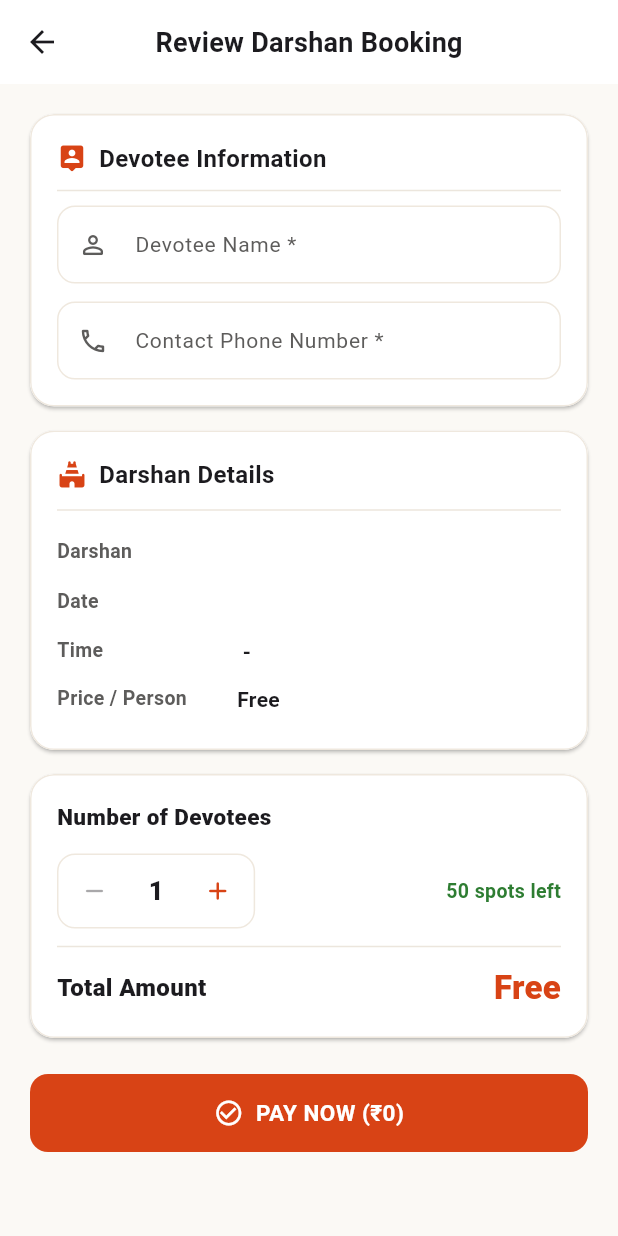
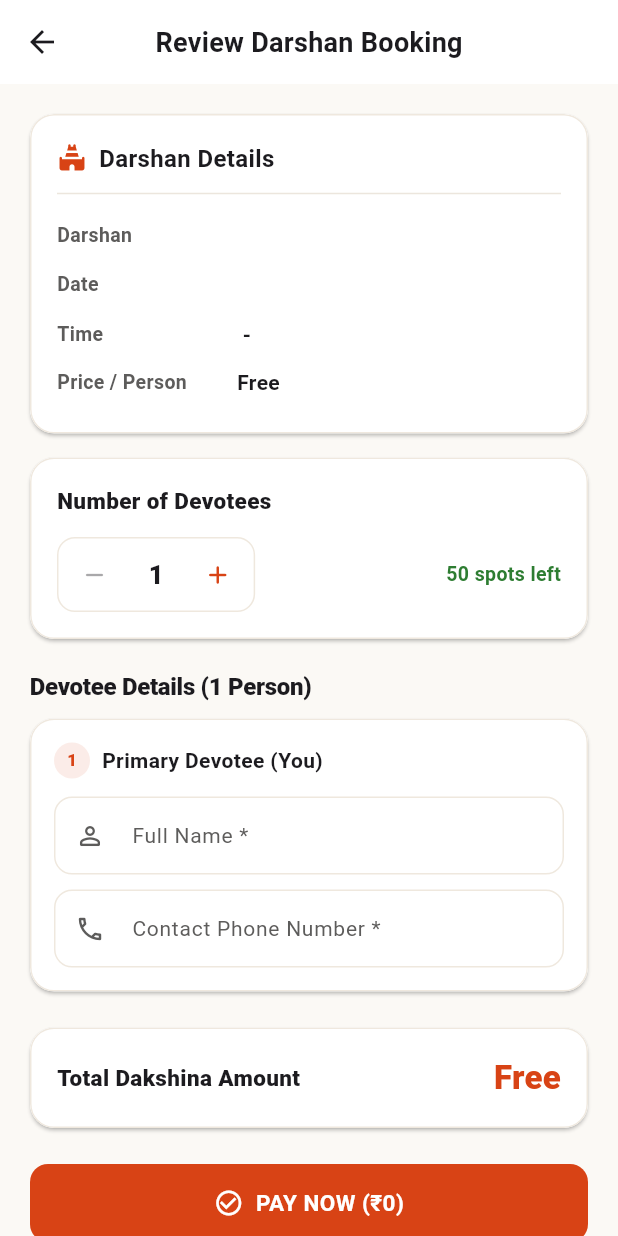
Before and after one commit to sadhvik02/Temple-darshan, a Flutter app: the _DarshanReviewScreen screen opened directly with empty values, on a phone screen of 412 x 824 dp. Run offline on Flutter 3.47's test engine with Material 3 defaults, Android fonts, the phone set to English and light mode, and no system bars; our stand-ins replace cloud_firestore, cloud_functions, firebase_auth, firebase_core; missing offline and left inert: razorpay_flutter; accounts and stored records are empty.

```diff
--- a/mobile_app/lib/main.dart
+++ b/mobile_app/lib/main.dart
@@ -24,7 +24,7 @@ class TempleApp extends StatelessWidget {
         ChangeNotifierProvider(create: (_) => AuthProvider()),
       ],
       child: MaterialApp(
-        title: 'Temple Darshan',
+        title: 'Sri Kedareshwara Ashramam',
         debugShowCheckedModeBanner: false,
         theme: AppTheme.lightTheme,
         home: const RootWrapper(),
--- a/mobile_app/lib/scratch_icons.dart
+++ /dev/null
@@ -1,5 +0,0 @@
-import 'package:flutter/material.dart';
-
-void main() {
-  print("Running...");
-}
--- a/mobile_app/lib/screens/auth/login_screen.dart
+++ b/mobile_app/lib/screens/auth/login_screen.dart
@@ -163,10 +163,10 @@ class _LoginScreenState extends State<LoginScreen> {
                   ),
                   const SizedBox(height: 16),
                   const Text(
-                    'Temple Darshan',
+                    'Sri Kedareshwara Ashramam',
                     textAlign: TextAlign.center,
                     style: TextStyle(
-                      fontSize: 26,
+                      fontSize: 24,
                       fontWeight: FontWeight.w800,
                       color: AppColors.primary,
                       letterSpacing: -0.5,
--- a/mobile_app/lib/screens/main/darshan_screen.dart
+++ b/mobile_app/lib/screens/main/darshan_screen.dart
@@ -301,7 +301,22 @@ class _DarshanSlotsSection extends StatelessWidget {
   }
 }
 
-/// Darshan Review Screen — shows darshan + slot details, quantity selection,
+class _DarshanDevoteeEntry {
+  final TextEditingController nameController;
+  final TextEditingController phoneController;
+
+  _DarshanDevoteeEntry({
+    required this.nameController,
+    required this.phoneController,
+  });
+
+  void dispose() {
+    nameController.dispose();
+    phoneController.dispose();
+  }
+}
+
+/// Darshan Review Screen — shows darshan + slot details, dynamic multi-devotee selection,
 /// and securely processes Darshan payment through PaymentService.
 class _DarshanReviewScreen extends StatefulWidget {
   final DarshanModel darshan;
@@ -316,28 +331,58 @@ class _DarshanReviewScreen extends StatefulWidget {
 class _DarshanReviewScreenState extends State<_DarshanReviewScreen> {
   int _quantity = 1;
   bool _isLoading = false;
+  final List<_DarshanDevoteeEntry> _devotees = [];
+  bool _isInitialized = false;
   final ValueNotifier<PaymentUIState> _paymentStateNotifier = ValueNotifier(PaymentUIState.idle);
-  final TextEditingController _nameController = TextEditingController();
-  final TextEditingController _phoneController = TextEditingController();
 
   @override
-  void initState() {
-    super.initState();
-    WidgetsBinding.instance.addPostFrameCallback((_) {
+  void didChangeDependencies() {
+    super.didChangeDependencies();
+    if (!_isInitialized) {
       final user = context.read<AuthProvider>().userModel;
-      if (user != null) {
-        _nameController.text = user.name;
-        _phoneController.text = user.phone;
+      _devotees.add(
+        _DarshanDevoteeEntry(
+          nameController: TextEditingController(text: user?.name ?? ''),
+          phoneController: TextEditingController(text: user?.phone ?? ''),
+        ),
+      );
+      _isInitialized = true;
     }
-    });
   }
 
   @override
   void dispose() {
-    _nameController.dispose();
-    _phoneController.dispose();
+    for (final d in _devotees) {
+      d.dispose();
+    }
     _paymentStateNotifier.dispose();
     super.dispose();
+  }
+
+  void _updateQuantity(int newQty) {
+    if (newQty < 1) return;
+    final available = widget.slot.available > 0 ? widget.slot.available : 50;
+    final maxAllowed = available > 10 ? 10 : available;
+    if (newQty > maxAllowed) return;
+
+    setState(() {
+      if (newQty > _quantity) {
+        for (int i = _quantity; i < newQty; i++) {
+          _devotees.add(
+            _DarshanDevoteeEntry(
+              nameController: TextEditingController(),
+              phoneController: TextEditingController(),
+            ),
+          );
+        }
+      } else if (newQty < _quantity) {
+        for (int i = _quantity - 1; i >= newQty; i--) {
+          _devotees[i].dispose();
+          _devotees.removeAt(i);
+        }
+      }
+      _quantity = newQty;
+    });
   }
 
   Future<void> _submitBooking() async {
@@ -351,21 +396,45 @@ class _DarshanReviewScreenState extends State<_DarshanReviewScreen> {
       return;
     }
 
-    final name = _nameController.text.trim();
-    final phone = _phoneController.text.trim();
+    // Validate Devotee Inputs
+    for (int i = 0; i < _devotees.length; i++) {
+      final name = _devotees[i].nameController.text.trim();
+      final phone = _devotees[i].phoneController.text.trim();
 
-    if (name.isEmpty || phone.isEmpty) {
+      if (name.isEmpty) {
         ScaffoldMessenger.of(context).showSnackBar(
-        const SnackBar(
-          content: Text('Please enter devotee name and phone number.'),
+          SnackBar(
+            content: Text('Please enter the name for Devotee ${i + 1}.'),
             backgroundColor: AppColors.statusCancelled,
           ),
         );
         return;
       }
 
+      if (i == 0 && phone.isEmpty) {
+        ScaffoldMessenger.of(context).showSnackBar(
+          const SnackBar(
+            content: Text('Please enter a valid contact phone number for Primary Devotee.'),
+            backgroundColor: AppColors.statusCancelled,
+          ),
+        );
+        return;
+      }
+    }
+
     setState(() => _isLoading = true);
+
+    final List<Map<String, String>> devoteeList = _devotees.map((entry) {
+      return {
+        'name': entry.nameController.text.trim(),
+        'phone': entry.phoneController.text.trim(),
+      };
+    }).toList();
+
+    final primaryName = _devotees.first.nameController.text.trim();
+    final primaryPhone = _devotees.first.phoneController.text.trim();
     final expectedTotal = widget.darshan.price * _quantity;
+
     PaymentProcessingDialog.show(context, stateNotifier: _paymentStateNotifier);
 
     try {
@@ -377,12 +446,13 @@ class _DarshanReviewScreenState extends State<_DarshanReviewScreen> {
         timeRange: widget.slot.timeRange,
         quantity: _quantity,
         expectedTotal: expectedTotal,
-        devoteeName: name,
-        devoteePhone: phone,
+        devoteeDetails: devoteeList,
+        devoteeName: primaryName,
+        devoteePhone: primaryPhone,
         devoteeEmail: user.email,
         onStateChange: (state) {
           _paymentStateNotifier.value = state;
-        }
+        },
       );
 
       if (!mounted) return;
@@ -422,7 +492,9 @@ class _DarshanReviewScreenState extends State<_DarshanReviewScreen> {
           context,
           MaterialPageRoute(
             builder: (_) => PaymentFailureScreen(
-              type: result.isVerificationFailed ? FailureType.verificationFailed : (result.isNetworkError ? FailureType.networkError : FailureType.failed),
+              type: result.isVerificationFailed
+                  ? FailureType.verificationFailed
+                  : (result.isNetworkError ? FailureType.networkError : FailureType.failed),
               title: widget.darshan.name,
               message: result.message,
               paymentId: result.paymentId,
@@ -462,56 +534,7 @@ class _DarshanReviewScreenState extends State<_DarshanReviewScreen> {
         child: Column(
           crossAxisAlignment: CrossAxisAlignment.stretch,
           children: [
-            // Devotee Info Form
-            Card(
-              elevation: 1,
-              shape: RoundedRectangleBorder(
-                borderRadius: BorderRadius.circular(16),
-                side: const BorderSide(color: AppColors.cardBorder),
-              ),
-              child: Padding(
-                padding: const EdgeInsets.all(18),
-                child: Column(
-                  crossAxisAlignment: CrossAxisAlignment.start,
-                  children: [
-                    const Row(
-                      children: [
-                        Icon(Icons.person_pin_rounded, color: AppColors.primary, size: 20),
-                        SizedBox(width: 8),
-                        Text('Devotee Information',
-                            style: TextStyle(fontSize: 16, fontWeight: FontWeight.w700)),
-                      ],
-                    ),
-                    const Divider(height: 20),
-                    TextField(
-                      controller: _nameController,
-                      decoration: InputDecoration(
-                        labelText: 'Devotee Name *',
-                        hintText: 'Enter full name',
-                        isDense: true,
-                        prefixIcon: const Icon(Icons.person_outline_rounded, size: 20),
-                        border: OutlineInputBorder(borderRadius: BorderRadius.circular(12)),
-                      ),
-                    ),
-                    const SizedBox(height: 12),
-                    TextField(
-                      controller: _phoneController,
-                      keyboardType: TextInputType.phone,
-                      decoration: InputDecoration(
-                        labelText: 'Contact Phone Number *',
-                        hintText: 'Enter 10-digit mobile number',
-                        isDense: true,
-                        prefixIcon: const Icon(Icons.phone_outlined, size: 20),
-                        border: OutlineInputBorder(borderRadius: BorderRadius.circular(12)),
-                      ),
-                    ),
-                  ],
-                ),
-              ),
-            ),
-            const SizedBox(height: 16),
-
-            // Darshan & Slot details
+            // 1. Darshan & Slot Details Card
             Card(
               elevation: 1,
               shape: RoundedRectangleBorder(
@@ -527,8 +550,10 @@ class _DarshanReviewScreenState extends State<_DarshanReviewScreen> {
                       children: [
                         Icon(Icons.temple_hindu_rounded, color: AppColors.primary, size: 20),
                         SizedBox(width: 8),
-                        Text('Darshan Details',
-                            style: TextStyle(fontSize: 16, fontWeight: FontWeight.w700)),
+                        Text(
+                          'Darshan Details',
+                          style: TextStyle(fontSize: 16, fontWeight: FontWeight.w700),
+                        ),
                       ],
                     ),
                     const Divider(height: 24),
@@ -542,7 +567,7 @@ class _DarshanReviewScreenState extends State<_DarshanReviewScreen> {
             ),
             const SizedBox(height: 16),
 
-            // Quantity selector
+            // 2. Number of Devotees Counter Card
             Card(
               elevation: 1,
               shape: RoundedRectangleBorder(
@@ -554,8 +579,10 @@ class _DarshanReviewScreenState extends State<_DarshanReviewScreen> {
                 child: Column(
                   crossAxisAlignment: CrossAxisAlignment.start,
                   children: [
-                    const Text('Number of Devotees',
-                        style: TextStyle(fontSize: 15, fontWeight: FontWeight.w800)),
+                    const Text(
+                      'Number of Devotees',
+                      style: TextStyle(fontSize: 15, fontWeight: FontWeight.w800),
+                    ),
                     const SizedBox(height: 14),
                     Row(
                       children: [
@@ -569,37 +596,31 @@ class _DarshanReviewScreenState extends State<_DarshanReviewScreen> {
                               IconButton(
                                 icon: const Icon(Icons.remove_rounded, size: 20),
                                 color: _quantity > 1 ? AppColors.primary : AppColors.textTertiary,
-                                onPressed: _quantity > 1 ? () => setState(() => _quantity--) : null,
+                                onPressed: _quantity > 1 ? () => _updateQuantity(_quantity - 1) : null,
                               ),
                               Padding(
                                 padding: const EdgeInsets.symmetric(horizontal: 12),
-                                child: Text('$_quantity',
-                                    style: const TextStyle(fontSize: 17, fontWeight: FontWeight.w800)),
+                                child: Text(
+                                  '$_quantity',
+                                  style: const TextStyle(fontSize: 17, fontWeight: FontWeight.w800),
+                                ),
                               ),
                               IconButton(
                                 icon: const Icon(Icons.add_rounded, size: 20),
                                 color: _quantity < maxAllowed ? AppColors.primary : AppColors.textTertiary,
-                                onPressed: _quantity < maxAllowed ? () => setState(() => _quantity++) : null,
+                                onPressed: _quantity < maxAllowed ? () => _updateQuantity(_quantity + 1) : null,
                               ),
                             ],
                           ),
                         ),
                         const Spacer(),
-                        Text('$available spots left',
+                        Text(
+                          '$available spots left',
                           style: const TextStyle(
-                                color: AppColors.statusConfirmed, fontWeight: FontWeight.w600, fontSize: 13)),
-                      ],
+                            color: AppColors.statusConfirmed,
+                            fontWeight: FontWeight.w600,
+                            fontSize: 13,
                           ),
-                    const Divider(height: 24),
-                    Row(
-                      mainAxisAlignment: MainAxisAlignment.spaceBetween,
-                      children: [
-                        const Text('Total Amount',
-                            style: TextStyle(fontSize: 16, fontWeight: FontWeight.w800)),
-                        Text(
-                          totalAmount > 0 ? '₹$totalAmount' : 'Free',
-                          style: const TextStyle(
-                              fontSize: 22, fontWeight: FontWeight.w900, color: AppColors.primary),
                         ),
                       ],
                     ),
@@ -607,8 +628,123 @@ class _DarshanReviewScreenState extends State<_DarshanReviewScreen> {
                 ),
               ),
             ),
+            const SizedBox(height: 20),
+
+            // 3. Dynamic Devotee Information Section
+            Text(
+              'Devotee Details ($_quantity ${_quantity == 1 ? 'Person' : 'Persons'})',
+              style: const TextStyle(
+                fontSize: 16,
+                fontWeight: FontWeight.w800,
+                color: AppColors.textPrimary,
+                letterSpacing: -0.2,
+              ),
+            ),
+            const SizedBox(height: 10),
+
+            ..._devotees.asMap().entries.map((entry) {
+              final index = entry.key;
+              final devotee = entry.value;
+
+              return Card(
+                elevation: 1,
+                margin: const EdgeInsets.only(bottom: 12),
+                shape: RoundedRectangleBorder(
+                  borderRadius: BorderRadius.circular(16),
+                  side: const BorderSide(color: AppColors.cardBorder),
+                ),
+                child: Padding(
+                  padding: const EdgeInsets.all(16.0),
+                  child: Column(
+                    crossAxisAlignment: CrossAxisAlignment.start,
+                    children: [
+                      Row(
+                        children: [
+                          CircleAvatar(
+                            radius: 12,
+                            backgroundColor: AppColors.primary.withValues(alpha: 0.1),
+                            child: Text(
+                              '${index + 1}',
+                              style: const TextStyle(
+                                fontSize: 11,
+                                fontWeight: FontWeight.w800,
+                                color: AppColors.primary,
+                              ),
+                            ),
+                          ),
+                          const SizedBox(width: 8),
+                          Text(
+                            index == 0 ? 'Primary Devotee (You)' : 'Devotee ${index + 1}',
+                            style: const TextStyle(
+                              fontSize: 14,
+                              fontWeight: FontWeight.w700,
+                              color: AppColors.textPrimary,
+                            ),
+                          ),
+                        ],
+                      ),
+                      const SizedBox(height: 12),
+                      TextField(
+                        controller: devotee.nameController,
+                        decoration: InputDecoration(
+                          labelText: 'Full Name *',
+                          hintText: 'Enter devotee full name',
+                          isDense: true,
+                          prefixIcon: const Icon(Icons.person_outline_rounded, size: 20),
+                          border: OutlineInputBorder(borderRadius: BorderRadius.circular(12)),
+                        ),
+                      ),
+                      const SizedBox(height: 10),
+                      TextField(
+                        controller: devotee.phoneController,
+                        keyboardType: TextInputType.phone,
+                        decoration: InputDecoration(
+                          labelText: index == 0 ? 'Contact Phone Number *' : 'Phone Number (Optional)',
+                          hintText: 'Enter 10-digit mobile number',
+                          isDense: true,
+                          prefixIcon: const Icon(Icons.phone_outlined, size: 20),
+                          border: OutlineInputBorder(borderRadius: BorderRadius.circular(12)),
+                        ),
+                      ),
+                    ],
+                  ),
+                ),
+              );
+            }),
+
+            const SizedBox(height: 12),
+
+            // 4. Payment Summary Card
+            Card(
+              elevation: 1,
+              shape: RoundedRectangleBorder(
+                borderRadius: BorderRadius.circular(16),
+                side: const BorderSide(color: AppColors.cardBorder),
+              ),
+              child: Padding(
+                padding: const EdgeInsets.all(18),
+                child: Row(
+                  mainAxisAlignment: MainAxisAlignment.spaceBetween,
+                  children: [
+                    const Text(
+                      'Total Dakshina Amount',
+                      style: TextStyle(fontSize: 15, fontWeight: FontWeight.w800),
+                    ),
+                    Text(
+                      totalAmount > 0 ? '₹$totalAmount' : 'Free',
+                      style: const TextStyle(
+                        fontSize: 22,
+                        fontWeight: FontWeight.w900,
+                        color: AppColors.primary,
+                      ),
+                    ),
+                  ],
+                ),
+              ),
+            ),
             const SizedBox(height: 24),
 
+            // 5. Pay Now Button
             CustomButton(
               text: 'PAY NOW (₹$totalAmount)',
               icon: Icons.check_circle_outline,
@@ -630,11 +766,24 @@ class _DarshanReviewScreenState extends State<_DarshanReviewScreen> {
         children: [
           SizedBox(
             width: 120,
-            child: Text(label, style: const TextStyle(fontSize: 13, color: AppColors.textSecondary, fontWeight: FontWeight.w600)),
+            child: Text(
+              label,
+              style: const TextStyle(
+                fontSize: 13,
+                color: AppColors.textSecondary,
+                fontWeight: FontWeight.w600,
+              ),
+            ),
           ),
           Expanded(
-            child: Text(value,
-                style: const TextStyle(fontSize: 14, fontWeight: FontWeight.w700, color: AppColors.textPrimary)),
+            child: Text(
+              value,
+              style: const TextStyle(
+                fontSize: 14,
+                fontWeight: FontWeight.w700,
+                color: AppColors.textPrimary,
+              ),
+            ),
           ),
         ],
       ),
--- a/mobile_app/lib/screens/main/profile_screen.dart
+++ b/mobile_app/lib/screens/main/profile_screen.dart
@@ -211,7 +211,7 @@ class ProfileScreen extends StatelessWidget {
           // App Footer
           const Center(
             child: Text(
-              'Temple Darshan • Version 1.0.0',
+              'Sri Kedareshwara Ashramam • Version 1.0.0',
               style: TextStyle(fontSize: 12, color: AppColors.textTertiary),
             ),
           ),
--- a/mobile_app/lib/services/payment_service.dart
+++ b/mobile_app/lib/services/payment_service.dart
@@ -167,6 +167,7 @@ class PaymentService {
     required String timeRange,
     required int quantity,
     required num expectedTotal,
+    List<Map<String, String>>? devoteeDetails,
     required String devoteeName,
     required String devoteePhone,
     String? devoteeEmail,
@@ -182,6 +183,7 @@ class PaymentService {
         'timeRange': timeRange,
         'quantity': quantity,
         'expectedTotal': expectedTotal,
+        'devotees': ?devoteeDetails,
         'devoteeName': devoteeName,
         'devoteePhone': devoteePhone,
         'devoteeEmail': devoteeEmail,
@@ -278,7 +280,7 @@ class PaymentService {
       final Map<String, dynamic> options = {
         'key': keyId,
         'amount': amountInPaise.toInt(),
-        'name': 'Temple Darshan & Seva',
+        'name': 'Sri Kedareshwara Ashramam',
         'description': offeringTitle,
         'order_id': orderId,
         'prefill': {
--- a/mobile_app/pubspec.yaml
+++ b/mobile_app/pubspec.yaml
@@ -64,10 +64,8 @@ flutter:
   # the material Icons class.
   uses-material-design: true
 
-  # To add assets to your application, add an assets section, like this:
-  # assets:
-  #   - images/a_dot_burr.jpeg
-  #   - images/a_dot_ham.jpeg
+  assets:
+    - assets/icons/
 
   # An image asset can refer to one or more resolution-specific "variants", see
   # https://flutter.dev/to/resolution-aware-images
```
Also changed, not shown: mobile_app/lib/screens/main/home_screen.dart (+22 -14 lines), mobile_app/lib/screens/root_wrapper.dart (+6 -6 lines), mobile_app/assets/icons/darshan_icon.png (added), mobile_app/assets/icons/darshan_selected.png (added), mobile_app/assets/icons/darshan_transparent.png (added), mobile_app/assets/icons/darshan_unselected.png (added), mobile_app/assets/icons/namaste_lotus.png (added), mobile_app/pubspec.lock, 7 other files. Lines whose indentation alone changed are shown as unchanged.
